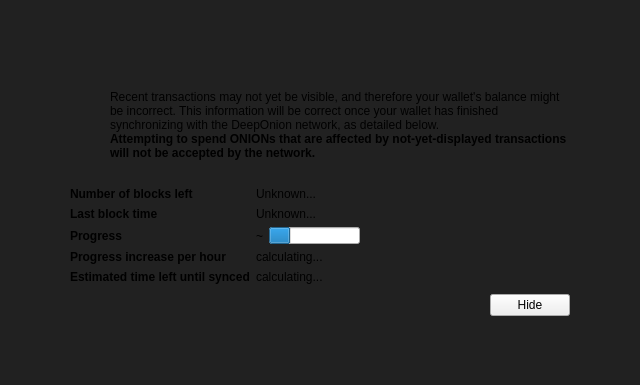
Above: src/qt/forms/modaloverlay.ui from deeponion/deeponion before the change. Below: the same form after it.
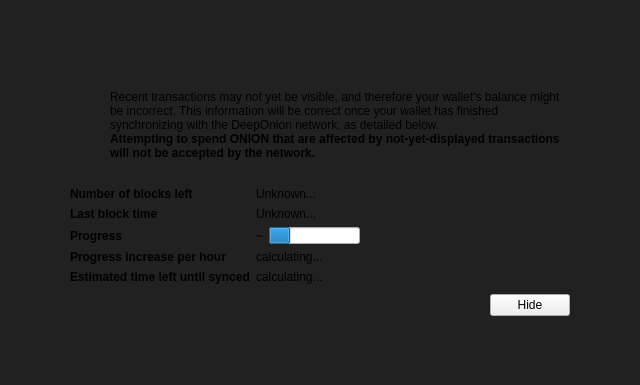
That is the form after the change. Custom widgets are drawn as their Qt base class.

Commit message: Remove plural from ONIONs.

```diff
--- a/src/qt/forms/modaloverlay.ui
+++ b/src/qt/forms/modaloverlay.ui
@@ -139,7 +139,7 @@
                 </font>
                </property>
                <property name="text">
-                <string>Attempting to spend ONIONs that are affected by not-yet-displayed transactions will not be accepted by the network.</string>
+                <string>Attempting to spend ONION that are affected by not-yet-displayed transactions will not be accepted by the network.</string>
                </property>
                <property name="textFormat">
                 <enum>Qt::RichText</enum>
```
The commit also changes 2 other files.
